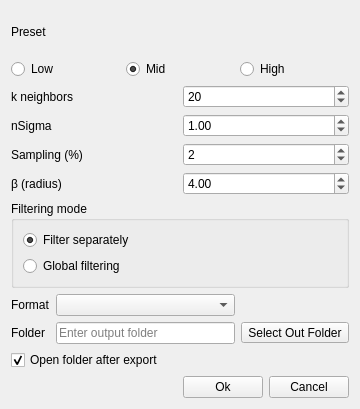
Before: the Qt Designer form src/gui/forms/DialogStatisticalOutlierFilter.ui in open-scan-crew/OpenScanTools, drawn with Qt 5.
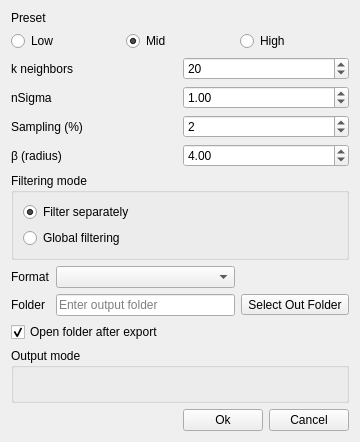
After: the same form once the commit is applied. Icons and pictures are not drawn.

Patch:
```diff
--- a/src/gui/forms/DialogStatisticalOutlierFilter.ui
+++ b/src/gui/forms/DialogStatisticalOutlierFilter.ui
@@ -233,6 +233,25 @@
      </property>
     </widget>
    </item>
+   <item>
+    <widget class="QGroupBox" name="groupBox_outputMode">
+     <property name="title">
+      <string>Output mode</string>
+     </property>
+     <layout class="QVBoxLayout" name="verticalLayout_outputMode">
+      <item>
+       <widget class="QLabel" name="label_outputMode">
+        <property name="text">
+         <string/>
+        </property>
+        <property name="wordWrap">
+         <bool>true</bool>
+        </property>
+       </widget>
+      </item>
+     </layout>
+    </widget>
+   </item>
    <item>
     <layout class="QHBoxLayout" name="horizontalLayout_buttons">
      <item>
```
